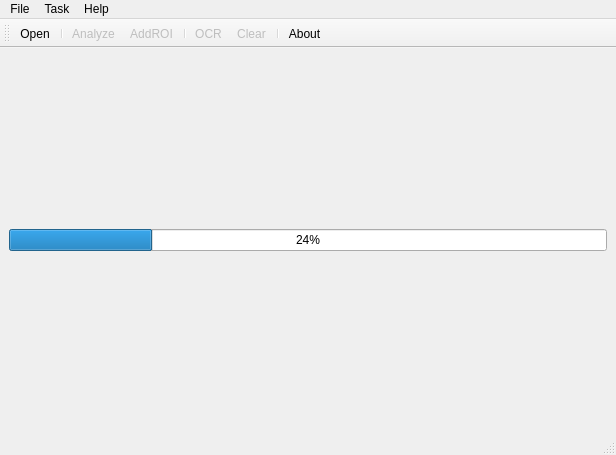
Before: the Qt Designer form ui/MainWindow.ui in jiangyunfei/Michelangelo, drawn with Qt 5.
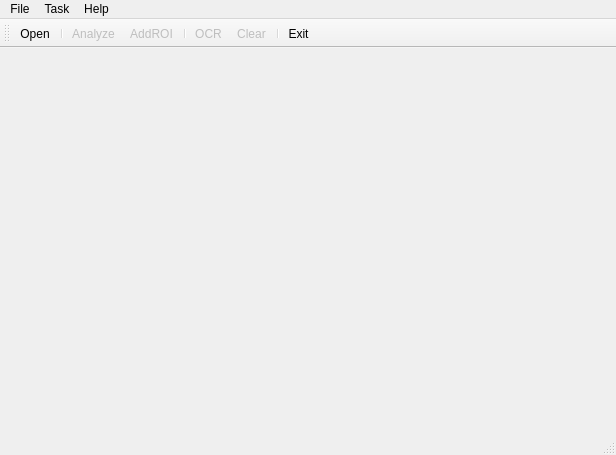
After: the same form once the commit is applied. Icons and pictures are not drawn.

Patch:
```diff
--- a/ui/MainWindow.ui
+++ b/ui/MainWindow.ui
@@ -18,13 +18,6 @@
     <item row="0" column="0">
      <layout class="QHBoxLayout" name="centerLayout"/>
     </item>
-    <item row="1" column="0">
-     <widget class="QProgressBar" name="progressBar">
-      <property name="value">
-       <number>24</number>
-      </property>
-     </widget>
-    </item>
    </layout>
   </widget>
   <widget class="QToolBar" name="toolBar">
@@ -45,7 +38,7 @@
    <addaction name="actionOCR"/>
    <addaction name="actionClear"/>
    <addaction name="separator"/>
-   <addaction name="actionAbout"/>
+   <addaction name="actionExit"/>
   </widget>
   <widget class="QMenuBar" name="menuBar">
    <property name="geometry">
```
Left out of the diff: 68 changed lines with no effect on the pictures.
